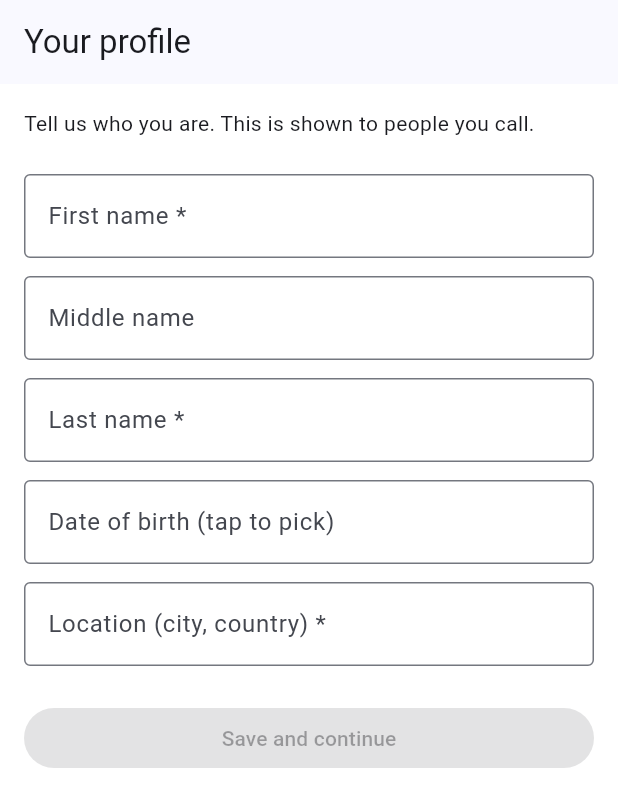
After one commit to SirLifted/CallGuard, a Flutter app: the ProfileSetupScreen screen opened by its route, on a phone screen of 412 x 824 dp. The commit adds this screen. Shown: the top 807 px of the screen. Run offline on Flutter 3.47's test engine with Material 3 defaults, Android fonts, the phone set to English and light mode, and no system bars; our stand-ins replace flutter_riverpod, go_router, supabase_flutter; missing offline and left inert: livekit_client; accounts and stored records are empty.

Commit message:
Biodata gate: profile form before Home, own-row RLS, deep-link target memory

```diff
--- a/apps/mobile/lib/auth/auth_controller.dart
+++ b/apps/mobile/lib/auth/auth_controller.dart
@@ -11,6 +11,8 @@ class AuthState {
   final bool otpSent;
   final bool sending;
   final bool verifying;
+  final bool profileLoading;
+  final bool profileComplete;
   final String error;
   const AuthState(
       {this.email = '',
@@ -18,15 +20,27 @@ class AuthState {
       this.otpSent = false,
       this.sending = false,
       this.verifying = false,
+      this.profileLoading = true,
+      this.profileComplete = false,
       this.error = ''});
 
-  AuthState copyWith({String? email, bool? loggedIn, bool? otpSent, bool? sending, bool? verifying, String? error}) =>
+  AuthState copyWith(
+      {String? email,
+      bool? loggedIn,
+      bool? otpSent,
+      bool? sending,
+      bool? verifying,
+      bool? profileLoading,
+      bool? profileComplete,
+      String? error}) =>
       AuthState(
         email: email ?? this.email,
         loggedIn: loggedIn ?? this.loggedIn,
         otpSent: otpSent ?? this.otpSent,
         sending: sending ?? this.sending,
         verifying: verifying ?? this.verifying,
+        profileLoading: profileLoading ?? this.profileLoading,
+        profileComplete: profileComplete ?? this.profileComplete,
         error: error ?? this.error,
       );
 }
@@ -39,15 +53,63 @@ class AuthController extends StateNotifier<AuthState> {
     // Restore session (Supabase persists it on device/web storage).
     if (client.auth.currentSession != null) {
       state = state.copyWith(loggedIn: true);
+      _loadProfile();
+    } else {
+      state = state.copyWith(profileLoading: false);
     }
     _sub = client.auth.onAuthStateChange.listen((data) {
       final session = data.session;
       if (session != null) {
+        final wasIn = state.loggedIn;
         state = state.copyWith(loggedIn: true, otpSent: false, error: '');
+        if (!wasIn) _loadProfile();
       } else if (state.loggedIn) {
-        state = const AuthState(email: '');
+        state = const AuthState(email: '', profileLoading: false);
       }
     });
+  }
+
+  // Own profile row only (RLS: auth.uid() = id). Creates it on first login.
+  Future<void> _loadProfile() async {
+    try {
+      final client = Supabase.instance.client;
+      final uid = client.auth.currentUser!.id;
+      final row = await client.from('users').select('profile_complete').eq('id', uid).maybeSingle();
+      if (row == null) {
+        await client.from('users').upsert({
+          'id': uid,
+          'email_hash': state.email.trim().toLowerCase(),
+          'display_name': state.email.trim().toLowerCase(),
+        });
+        if (mounted) state = state.copyWith(profileLoading: false, profileComplete: false);
+      } else if (mounted) {
+        state = state.copyWith(
+            profileLoading: false, profileComplete: (row['profile_complete'] as bool?) ?? false);
+      }
+    } catch (_) {
+      if (mounted) state = state.copyWith(profileLoading: false, profileComplete: false);
+    }
+  }
+
+  Future<void> saveProfile(
+      {required String first, required String middle, required String last, required String dob, required String location}) async {
+    state = state.copyWith(error: '');
+    try {
+      final client = Supabase.instance.client;
+      final uid = client.auth.currentUser!.id;
+      await client.from('users').update({
+        'first_name': first.trim(),
+        'middle_name': middle.trim(),
+        'last_name': last.trim(),
+        'dob': dob.isEmpty ? null : dob,
+        'location': location.trim(),
+        'display_name': '${first.trim()} ${last.trim()}'.trim(),
+        'profile_complete': true,
+      }).eq('id', uid);
+      state = state.copyWith(profileComplete: true);
+    } catch (_) {
+      state = state.copyWith(error: 'Could not save — check connection and retry');
+    }
   }
 
   void setEmail(String v) =>
--- a/apps/mobile/lib/main.dart
+++ b/apps/mobile/lib/main.dart
@@ -8,6 +8,7 @@ import 'core/app_tokens.dart';
 import 'core/supabase_config.dart';
 import 'screens/auth/register_screen.dart';
 import 'screens/auth/otp_screen.dart';
+import 'screens/profile_setup_screen.dart';
 import 'screens/onboarding_screen.dart';
 import 'screens/home_screen.dart';
 import 'screens/search_screen.dart';
@@ -51,21 +52,29 @@ GoRouter _router() {
       final auth = box.read(authProvider);
       final loc = state.matchedLocation;
       final onAuth = loc.startsWith('/auth');
+      const setupPath = '/profile/setup';
       if (!auth.loggedIn && !onAuth) {
         // Remember where the link pointed so login drops the user straight there.
         box.read(postLoginTargetProvider.notifier).state = loc;
         return auth.otpSent ? '/auth/otp' : '/auth';
       }
       if (auth.loggedIn && onAuth) {
+        if (auth.profileLoading) return null; // wait for profile row before routing
+        if (!auth.profileComplete) return setupPath;
         final next = box.read(postLoginTargetProvider);
         box.read(postLoginTargetProvider.notifier).state = '/';
         return next;
+      }
+      // Logged in but profile unfinished: gate everything behind setup.
+      if (auth.loggedIn && !auth.profileLoading && !auth.profileComplete && loc != setupPath) {
+        return setupPath;
       }
       return null;
     },
     routes: [
       GoRoute(path: '/auth', builder: (_, __) => const RegisterScreen()),
       GoRoute(path: '/auth/otp', builder: (_, __) => const OtpScreen()),
+      GoRoute(path: '/profile/setup', builder: (_, __) => const ProfileSetupScreen()),
       GoRoute(path: '/', builder: (_, __) => const HomeScreen()),
       GoRoute(path: '/search', builder: (_, __) => const SearchScreen()),
       GoRoute(path: '/profile', builder: (_, __) => const ProfileScreen()),
--- /dev/null
+++ b/apps/mobile/lib/screens/profile_setup_screen.dart
@@ -0,0 +1,131 @@
+// First-run biodata: who the user is, before Home. Required once; editable later in Account.
+import 'package:flutter/material.dart';
+import 'package:flutter_riverpod/flutter_riverpod.dart';
+import 'package:go_router/go_router.dart';
+import '../../auth/auth_controller.dart';
+import '../../core/app_tokens.dart';
+
+class ProfileSetupScreen extends ConsumerStatefulWidget {
+  const ProfileSetupScreen({super.key});
+  @override
+  ConsumerState<ProfileSetupScreen> createState() => _ProfileSetupScreenState();
+}
+
+class _ProfileSetupScreenState extends ConsumerState<ProfileSetupScreen> {
+  final _first = TextEditingController();
+  final _middle = TextEditingController();
+  final _last = TextEditingController();
+  final _dob = TextEditingController(); // YYYY-MM-DD
+  final _location = TextEditingController();
+  bool _saving = false;
+
+  @override
+  void dispose() {
+    _first.dispose();
+    _middle.dispose();
+    _last.dispose();
+    _dob.dispose();
+    _location.dispose();
+    super.dispose();
+  }
+
+  bool get _valid =>
+      _first.text.trim().isNotEmpty &&
+      _last.text.trim().isNotEmpty &&
+      _location.text.trim().isNotEmpty &&
+      (_dob.text.isEmpty || RegExp(r'^\d{4}-\d{2}-\d{2}$').hasMatch(_dob.text.trim()));
+
+  Future<void> _pickDate() async {
+    final now = DateTime.now();
+    final picked = await showDatePicker(
+      context: context,
+      initialDate: DateTime(now.year - 18, now.month, now.day),
+      firstDate: DateTime(1900),
+      lastDate: now,
+    );
+    if (picked != null) {
+      setState(() {
+        _dob.text =
+            '${picked.year.toString().padLeft(4, '0')}-${picked.month.toString().padLeft(2, '0')}-${picked.day.toString().padLeft(2, '0')}';
+      });
+    }
+  }
+
+  @override
+  Widget build(BuildContext context) {
+    final auth = ref.watch(authProvider);
+
+    // Already complete (e.g. second device): skip straight through.
+    if (!auth.profileLoading && auth.profileComplete) {
+      WidgetsBinding.instance.addPostFrameCallback((_) => context.go('/'));
+    }
+
+    return Scaffold(
+      appBar: AppBar(title: const Text('Your profile'), automaticallyImplyLeading: false),
+      body: SingleChildScrollView(
+        padding: const EdgeInsets.all(16),
+        child: Column(crossAxisAlignment: CrossAxisAlignment.start, children: [
+          const Text('Tell us who you are. This is shown to people you call.',
+              style: TextStyle(fontSize: 14)),
+          const SizedBox(height: 24),
+          TextField(controller: _first, onChanged: (_) => setState(() {}),
+              decoration: const InputDecoration(labelText: 'First name *', border: OutlineInputBorder())),
+          const SizedBox(height: 12),
+          TextField(controller: _middle,
+              decoration: const InputDecoration(labelText: 'Middle name', border: OutlineInputBorder())),
+          const SizedBox(height: 12),
+          TextField(controller: _last, onChanged: (_) => setState(() {}),
+              decoration: const InputDecoration(labelText: 'Last name *', border: OutlineInputBorder())),
+          const SizedBox(height: 12),
+          TextField(
+            controller: _dob,
+            readOnly: true,
+            onTap: _pickDate,
+            onChanged: (_) => setState(() {}),
+            decoration: const InputDecoration(
+                labelText: 'Date of birth (tap to pick)', border: OutlineInputBorder(), hintText: 'YYYY-MM-DD'),
+          ),
+          const SizedBox(height: 12),
+          TextField(controller: _location, onChanged: (_) => setState(() {}),
+              decoration: const InputDecoration(labelText: 'Location (city, country) *', border: OutlineInputBorder())),
+          if (auth.error.isNotEmpty) ...[
+            const SizedBox(height: 12),
+            Text(auth.error, style: const TextStyle(color: AppTokens.error, fontSize: 13)),
+          ],
+          const SizedBox(height: 24),
+          SizedBox(
+            width: double.infinity,
+            child: ElevatedButton(
+              onPressed: (!_valid || _saving)
+                  ? null
+                  : () {
+                      // Capture the router BEFORE the async gap: no BuildContext
+                      // crosses the await, so there is nothing to guard.
+                      final router = GoRouter.of(context);
+                      () async {
+                        setState(() => _saving = true);
+                        await ref.read(authProvider.notifier).saveProfile(
+                              first: _first.text,
+                              middle: _middle.text,
+                              last: _last.text,
+                              dob: _dob.text.trim(),
+                              location: _location.text,
+                            );
+                        if (!mounted) return;
+                        setState(() => _saving = false);
+                        if (ref.read(authProvider).profileComplete) router.go('/');
+                      }();
+                    },
+              style: ElevatedButton.styleFrom(backgroundColor: AppTokens.primary),
+              child: _saving
+                  ? const SizedBox(
+                      width: 20, height: 20,
+                      child: CircularProgressIndicator(strokeWidth: 2, color: Colors.white))
+                  : const Text('Save and continue'),
+            ),
+          ),
+        ]),
+      ),
+    );
+  }
+}
```
Also changed, not shown: 1 other file.
